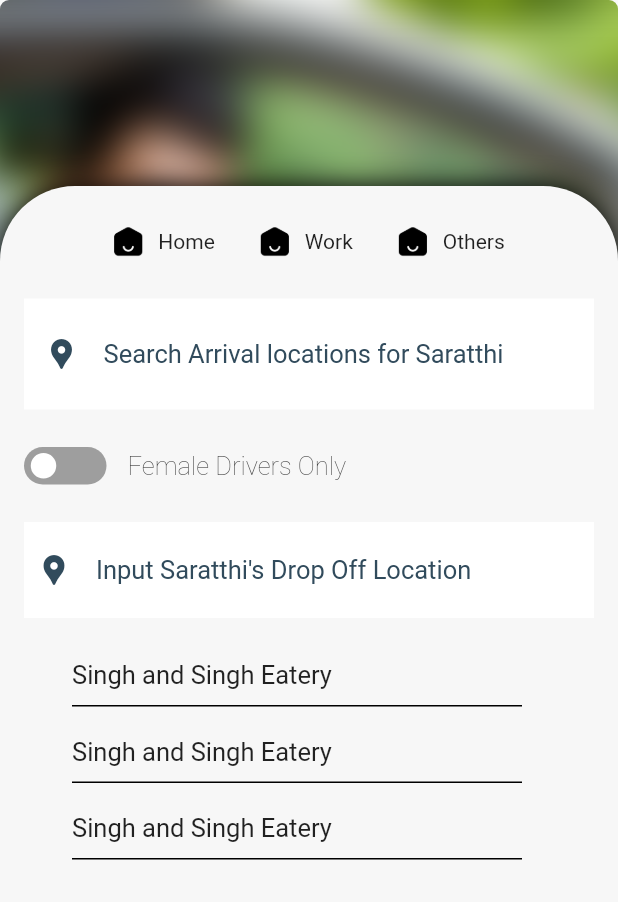
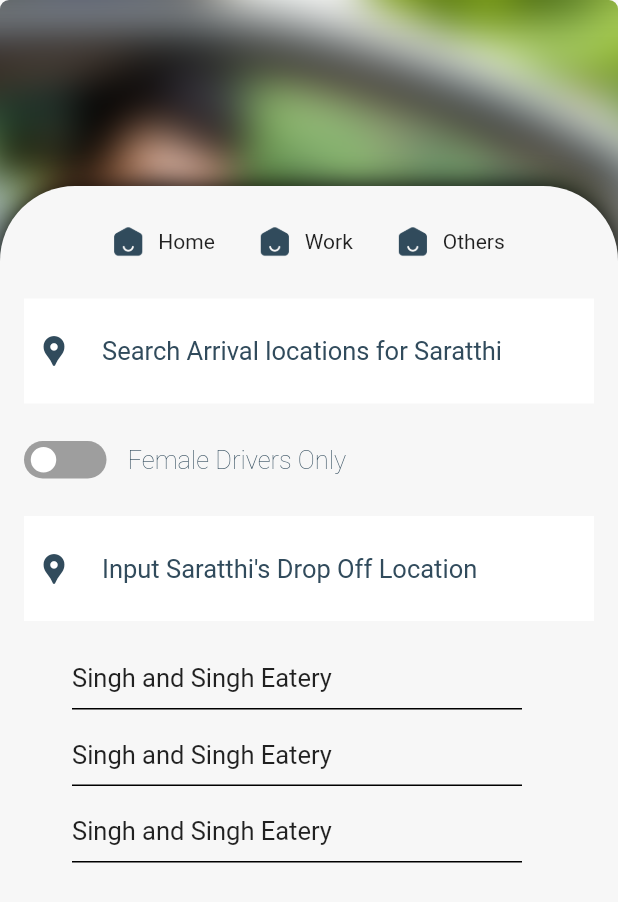
Before and after one commit to arjunganesh123/Saratthi-Consumer, a Flutter app: the Home screen opened directly, after a tap on "Search Arrival locations for Saratthi", on a phone screen of 412 x 824 dp. Shown: the top 902 px of the screen. Run offline on Flutter 3.47's test engine with Material 2 defaults, Android fonts, the light colour scheme and no system bars; drawn by our look-alikes of flutter_switch; our stand-ins replace firebase_auth, firebase_core, fluttertoast, font_awesome_flutter, google_maps_flutter, hexcolor and 1 more; missing offline and left inert: flutter_google_places, google_api_headers, google_maps_webservice, timer_button; accounts and stored records are empty; network calls fail; Roboto replaces fonts that are missing (gillsans, tgm); project files that could hold a hidden picture were left out.

Commit message:
Connected activities and add map activity

```diff
--- a/lib/Components/custom_text.dart
+++ b/lib/Components/custom_text.dart
@@ -1,11 +1,10 @@
 import 'package:flutter/material.dart';
-
-import '../Constants/size_config.dart';
 
 Widget CustomText({
   String? text,
   double? fontSize,
   FontWeight? fontWeight,
+  String? fontFamily,
   Color? color,
   TextAlign? position,
 }) {
@@ -15,6 +14,7 @@ Widget CustomText({
       color: color,
       fontSize: fontSize,
       fontWeight: fontWeight,
+      fontFamily: fontFamily,
     ),
     textAlign: position,
   );
--- a/lib/Helpers/FirebaseFunction.dart
+++ b/lib/Helpers/FirebaseFunction.dart
@@ -1,7 +1,7 @@
 import 'package:firebase_auth/firebase_auth.dart';
 import 'package:flutter/material.dart';
-import 'package:saratthi_consumer/Views/Login/Home.dart';
 import 'package:saratthi_consumer/Views/Login/join.dart';
+import 'package:saratthi_consumer/Views/Login/newuser.dart';
 
 class StartupLogic {
   final FirebaseAuth _auth = FirebaseAuth.instance;
@@ -11,7 +11,7 @@ class StartupLogic {
         stream: _auth.authStateChanges(),
         builder: (BuildContext ctx, snapshot) {
           if (snapshot.hasData) {
-                return Home();
+            return Design();
           }
 
           return Join();
--- a/lib/Helpers/searchbar.dart
+++ b/lib/Helpers/searchbar.dart
@@ -4,7 +4,6 @@ import 'package:google_maps_flutter/google_maps_flutter.dart';
 // import 'package:google_maps_webservice/places.dart';
 import 'package:flutter_google_places/flutter_google_places.dart';
 import 'package:google_maps_webservice/places.dart';
-import 'package:location/location.dart';
 
 class MyApp extends StatelessWidget {
   @override
@@ -21,7 +20,8 @@ class searchBar extends StatefulWidget {
 }
 
 class _searchBarState extends State<searchBar> {
-  LatLng _initialcameraposition = const LatLng(0.0, 0.0);
+  // TextEditingController SearchController = TextEditingController();
+  LatLng _initialcameraposition = const LatLng(28.7041, 77.1025);
   String googleApikey = "AIzaSyDR4UpsJx8zPYuqGzq1BoWS4YE1J_Qu8E4";
   GoogleMapController? mapController; //contrller for Google map
   CameraPosition? cameraPosition;
--- a/lib/Views/Login/Home.dart
+++ b/lib/Views/Login/Home.dart
@@ -3,9 +3,6 @@ import 'package:hexcolor/hexcolor.dart';
 import 'package:location/location.dart';
 import 'package:google_maps_flutter/google_maps_flutter.dart';
 import 'package:saratthi_consumer/Views/Login/searchLocation.dart';
-
-import '../../Helpers/searchbar.dart';
-
 class Home extends StatefulWidget {
   const Home({Key? key}) : super(key: key);
 
@@ -14,7 +11,7 @@ class Home extends StatefulWidget {
 }
 
 class _HomeState extends State<Home> {
-  LatLng _initialcameraposition = const LatLng(0.0, 0.0);
+  LatLng _initialcameraposition = const LatLng(28.7041, 77.1025);
   late GoogleMapController _controller;
   Location _location = Location();
   final Set<Marker> _markers = Set();
@@ -42,7 +39,6 @@ class _HomeState extends State<Home> {
 
   @override
   Widget build(BuildContext context) {
-    TextEditingController SearchController = TextEditingController();
     return Scaffold(
       body: Container(
         height: MediaQuery.of(context).size.height,
@@ -87,6 +83,35 @@ class _HomeState extends State<Home> {
                         Row(
                             mainAxisAlignment: MainAxisAlignment.center,
                             children: [
+                              Stack(
+                                children: [
+                                  Container(
+                                    child: ClipRRect(
+                                      borderRadius: BorderRadius.circular(40),
+                                      child: Image.asset(
+                                        'assets/Car_Make-Brands/Ford.png',
+                                        height: 50,
+                                        width: 50,
+                                        fit: BoxFit.fitWidth,
+                                      ),
+                                    ),
+                                  ),
+                                  Positioned(
+                                    top: 0,
+                                    right: 0,
+                                    child: Image.asset(
+                                        'assets/Icons/001-gearshift.png',
+                                        width: 15.0,
+                                        height: 15.0,
+                                        color: Colors.lightGreen),
+                                  ),
+                                ],
+                              ),
+                              SizedBox(
+                                width: 17.0,
+                              ),
+                              Stack(
+                                children: [
                                   Container(
                                     child: ClipRRect(
                                       borderRadius: BorderRadius.circular(40),
@@ -98,22 +123,19 @@ class _HomeState extends State<Home> {
                                       ),
                                     ),
                                   ),
-                              SizedBox(
-                                width: 10.0,
+                                  Positioned(
+                                    top: 0,
+                                    right: 0,
+                                    child: Image.asset(
+                                        'assets/Icons/001-gearshift.png',
+                                        width: 15.0,
+                                        height: 15.0,
+                                        color: Colors.lightGreen),
                                   ),
-                              Container(
-                                child: ClipRRect(
-                                  borderRadius: BorderRadius.circular(40),
-                                  child: Image.asset(
-                                    'assets/Car_Make-Brands/Ford.png',
-                                    height: 50,
-                                    width: 50,
-                                    fit: BoxFit.fitWidth,
-                                  ),
-                                ),
+                                ],
                               ),
                               SizedBox(
-                                width: 10.0,
+                                width: 17.0,
                               ),
                               Stack(
                                 children: [
@@ -128,14 +150,15 @@ class _HomeState extends State<Home> {
                                       ),
                                     ),
                                   ),
-                                  Align(
-                                    alignment: Alignment.topLeft,
+                                  Positioned(
+                                    top: 0,
+                                    right: 0,
                                     child: Image.asset(
                                         'assets/Icons/001-gearshift.png',
-                                      width: 25.0,
-                                      height: 25.0,
+                                        width: 15.0,
+                                        height: 15.0,
+                                        color: Colors.lightGreen),
                                   ),
-                                  )
                                 ],
                               )
                             ]),
--- a/lib/Views/Login/searchLocation.dart
+++ b/lib/Views/Login/searchLocation.dart
@@ -72,6 +72,7 @@ class _SearchLocationState extends State<SearchLocation> {
                                             "assets/Icons/008-home.png",
                                             height: 20,
                                             width: 20,
+                                            color: givenBlue,
                                             fit: BoxFit.fitWidth,
                                           ),
                                         ),
@@ -93,6 +94,7 @@ class _SearchLocationState extends State<SearchLocation> {
                                             "assets/Icons/008-home.png",
                                             height: 20,
                                             width: 20,
+                                            color: givenBlue,
                                             fit: BoxFit.fitWidth,
                                           ),
                                         ),
@@ -114,6 +116,7 @@ class _SearchLocationState extends State<SearchLocation> {
                                             "assets/Icons/008-home.png",
                                             height: 20,
                                             width: 20,
+                                            color: givenBlue,
                                             fit: BoxFit.fitWidth,
                                           ),
                                         ),
@@ -135,29 +138,32 @@ class _SearchLocationState extends State<SearchLocation> {
                         Container(
                           margin: EdgeInsets.all(8.0),
                           padding: EdgeInsets.all(8.0),
+                          height: 70.0,
                           decoration: BoxDecoration(color: HexColor('#ffffff')),
-                          child: Container(
-                            padding: EdgeInsets.all(5.0),
-                            child: TextField(
-                              decoration: InputDecoration(
-                                icon: Icon(Icons.location_pin),
-                                iconColor: givenBlue,
-                                hintText:
-                                    'Search Arrival locations for Saratthi',
-                                hintStyle: TextStyle(
+                          child: Row(
+                            children: [
+                              Icon(
+                                Icons.location_pin,
+                                color: givenBlue,
+                              ),
+                              SizedBox(
+                                width: 20,
+                              ),
+                              InkWell(
+                                onTap: () {
+                                  Navigator.of(context).push(MaterialPageRoute(
+                                    builder: (context) => searchBar(),
+                                  ));
+                                },
+                                child: Text(
+                                  "Search Arrival locations for Saratthi",
+                                  style: TextStyle(
                                       fontSize: 17.0,
                                       fontFamily: 'gillsans',
                                       color: givenBlue),
-                                enabledBorder: UnderlineInputBorder(
-                                  borderSide:
-                                      BorderSide(color: HexColor('#fffff')),
-                                ),
-                                focusedBorder: UnderlineInputBorder(
-                                  borderSide:
-                                      BorderSide(color: HexColor("#fffff")),
                                 ),
                               ),
-                            ),
+                            ],
                           ),
                         ),
                         SizedBox(
@@ -186,6 +192,7 @@ class _SearchLocationState extends State<SearchLocation> {
                                 Text(
                                   "Female Drivers Only",
                                   style: TextStyle(
+                                      color: givenBlue,
                                       fontSize: 17.0,
                                       fontFamily: 'gillsans',
                                       fontWeight: FontWeight.w100),
@@ -198,25 +205,32 @@ class _SearchLocationState extends State<SearchLocation> {
                         Container(
                           margin: EdgeInsets.all(8.0),
                           padding: EdgeInsets.all(8.0),
+                          height: 70.0,
                           decoration: BoxDecoration(color: HexColor('#ffffff')),
-                          child: TextField(
-                            decoration: InputDecoration(
-                              icon: Icon(Icons.location_pin),
-                              iconColor: givenBlue,
-                              hintStyle: TextStyle(
+                          child: Row(
+                            children: [
+                              Icon(
+                                Icons.location_pin,
+                                color: givenBlue,
+                              ),
+                              SizedBox(
+                                width: 20,
+                              ),
+                              InkWell(
+                                onTap: () {
+                                  Navigator.of(context).push(MaterialPageRoute(
+                                    builder: (context) => searchBar(),
+                                  ));
+                                },
+                                child: Text(
+                                  "Input Saratthi's Drop Off Location",
+                                  style: TextStyle(
                                       fontSize: 17.0,
                                       fontFamily: 'gillsans',
                                       color: givenBlue),
-                              hintText: "Input Saratthi's Drop Off Location",
-                              enabledBorder: UnderlineInputBorder(
-                                borderSide:
-                                    BorderSide(color: HexColor('#fffff')),
-                              ),
-                              focusedBorder: UnderlineInputBorder(
-                                borderSide:
-                                    BorderSide(color: HexColor("#fffff")),
                                 ),
                               ),
+                            ],
                           ),
                         ),
                         SizedBox(
```
Also changed, not shown: lib/Views/Login/join.dart (+6 -6 lines), lib/Views/Login/newuser.dart (+159 -38 lines), lib/Views/Login/verify.dart (+30 -27 lines). Lines whose indentation alone changed are shown as unchanged.
